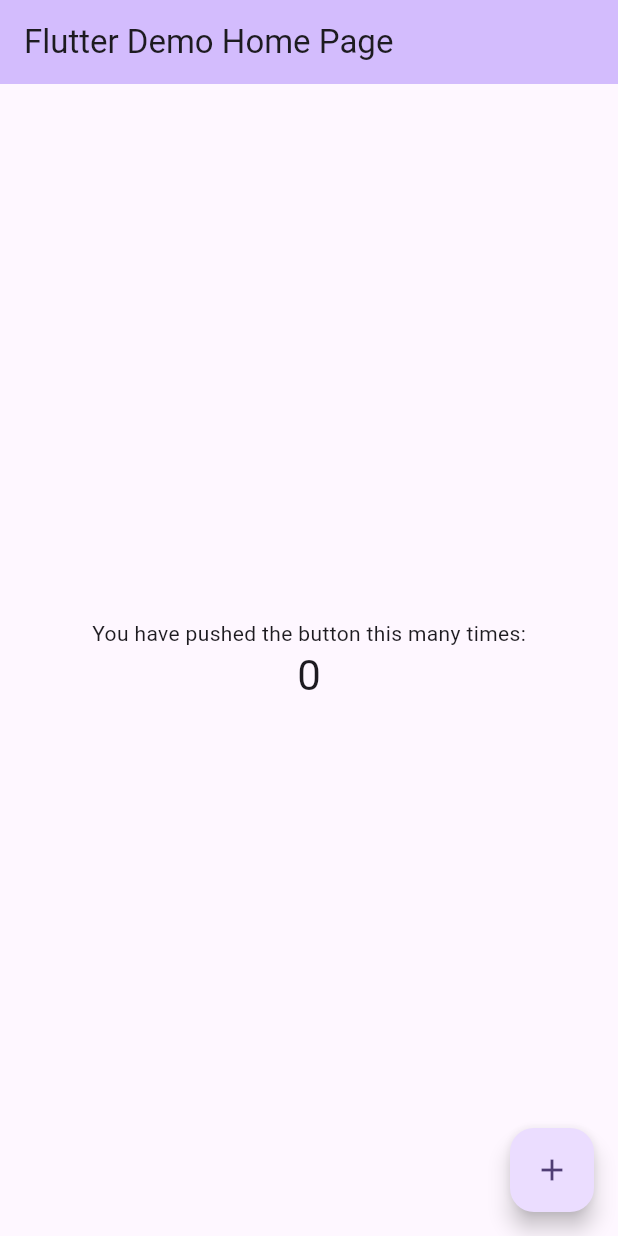
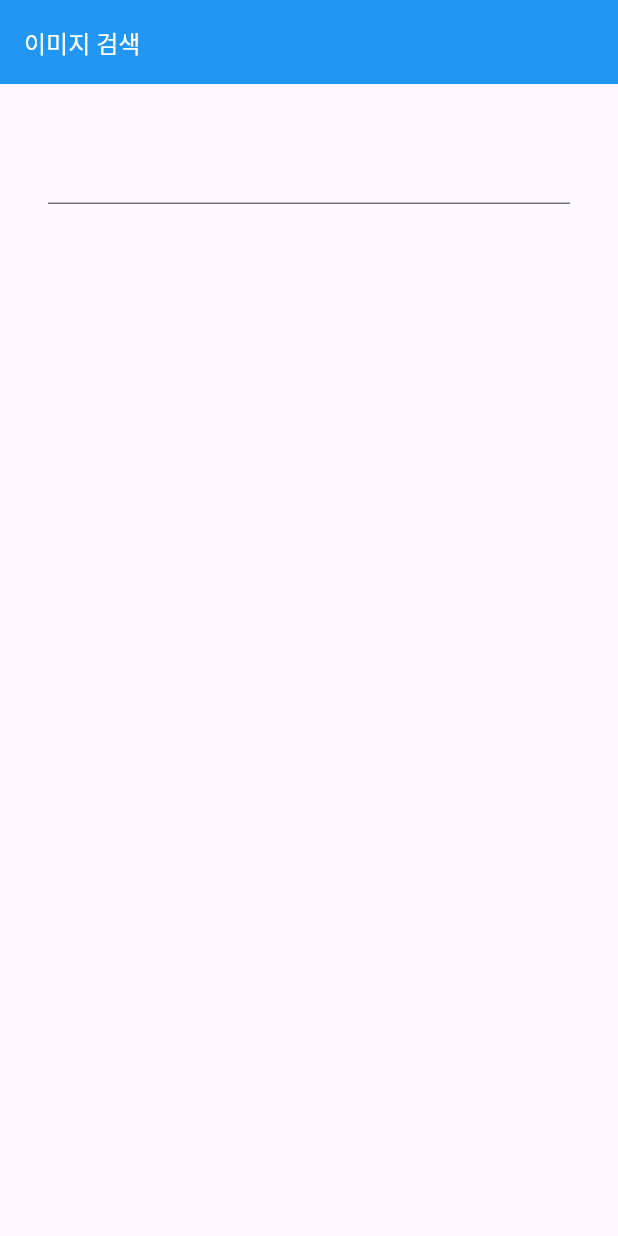
Before and after one commit to KimJJangGu/flutter_image_search, a Flutter app: the screen it shows after launch, on a phone screen of 412 x 824 dp. Run offline on Flutter 3.47's test engine with Material 3 defaults, Android fonts, the phone set to English and light mode, and no system bars.

Commit message:
이미지 검색 앱(검색 창 틀까지 만들었음)

```diff
--- a/lib/main.dart
+++ b/lib/main.dart
@@ -1,4 +1,5 @@
 import 'package:flutter/material.dart';
+import 'package:image_search/ui/main_screen.dart';
 
 void main() {
   runApp(const MyApp());
@@ -7,119 +8,16 @@ void main() {
 class MyApp extends StatelessWidget {
   const MyApp({super.key});
 
-  // This widget is the root of your application.
   @override
   Widget build(BuildContext context) {
     return MaterialApp(
+      debugShowCheckedModeBanner: false,
       title: 'Flutter Demo',
       theme: ThemeData(
-        // This is the theme of your application.
-        //
-        // TRY THIS: Try running your application with "flutter run". You'll see
-        // the application has a purple toolbar. Then, without quitting the app,
-        // try changing the seedColor in the colorScheme below to Colors.green
-        // and then invoke "hot reload" (save your changes or press the "hot
-        // reload" button in a Flutter-supported IDE, or press "r" if you used
-        // the command line to start the app).
-        //
-        // Notice that the counter didn't reset back to zero; the application
-        // state is not lost during the reload. To reset the state, use hot
-        // restart instead.
-        //
-        // This works for code too, not just values: Most code changes can be
-        // tested with just a hot reload.
         colorScheme: ColorScheme.fromSeed(seedColor: Colors.deepPurple),
         useMaterial3: true,
       ),
-      home: const MyHomePage(title: 'Flutter Demo Home Page'),
+      home: const MainScreen(),
     );
   }
 }
-
-class MyHomePage extends StatefulWidget {
-  const MyHomePage({super.key, required this.title});
-
-  // This widget is the home page of your application. It is stateful, meaning
-  // that it has a State object (defined below) that contains fields that affect
-  // how it looks.
-
-  // This class is the configuration for the state. It holds the values (in this
-  // case the title) provided by the parent (in this case the App widget) and
-  // used by the build method of the State. Fields in a Widget subclass are
-  // always marked "final".
-
-  final String title;
-
-  @override
-  State<MyHomePage> createState() => _MyHomePageState();
-}
-
-class _MyHomePageState extends State<MyHomePage> {
-  int _counter = 0;
-
-  void _incrementCounter() {
-    setState(() {
-      // This call to setState tells the Flutter framework that something has
-      // changed in this State, which causes it to rerun the build method below
-      // so that the display can reflect the updated values. If we changed
-      // _counter without calling setState(), then the build method would not be
-      // called again, and so nothing would appear to happen.
-      _counter++;
-    });
-  }
-
-  @override
-  Widget build(BuildContext context) {
-    // This method is rerun every time setState is called, for instance as done
-    // by the _incrementCounter method above.
-    //
-    // The Flutter framework has been optimized to make rerunning build methods
-    // fast, so that you can just rebuild anything that needs updating rather
-    // than having to individually change instances of widgets.
-    return Scaffold(
-      appBar: AppBar(
-        // TRY THIS: Try changing the color here to a specific color (to
-        // Colors.amber, perhaps?) and trigger a hot reload to see the AppBar
-        // change color while the other colors stay the same.
-        backgroundColor: Theme.of(context).colorScheme.inversePrimary,
-        // Here we take the value from the MyHomePage object that was created by
-        // the App.build method, and use it to set our appbar title.
-        title: Text(widget.title),
-      ),
-      body: Center(
-        // Center is a layout widget. It takes a single child and positions it
-        // in the middle of the parent.
-        child: Column(
-          // Column is also a layout widget. It takes a list of children and
-          // arranges them vertically. By default, it sizes itself to fit its
-          // children horizontally, and tries to be as tall as its parent.
-          //
-          // Column has various properties to control how it sizes itself and
-          // how it positions its children. Here we use mainAxisAlignment to
-          // center the children vertically; the main axis here is the vertical
-          // axis because Columns are vertical (the cross axis would be
-          // horizontal).
-          //
-          // TRY THIS: Invoke "debug painting" (choose the "Toggle Debug Paint"
-          // action in the IDE, or press "p" in the console), to see the
-          // wireframe for each widget.
-          mainAxisAlignment: MainAxisAlignment.center,
-          children: <Widget>[
-            const Text(
-              'You have pushed the button this many times:',
-            ),
-            Text(
-              '$_counter',
-              style: Theme.of(context).textTheme.headlineMedium,
-            ),
-          ],
-        ),
-      ),
-      floatingActionButton: FloatingActionButton(
-        onPressed: _incrementCounter,
-        tooltip: 'Increment',
-        child: const Icon(Icons.add),
-      ), // This trailing comma makes auto-formatting nicer for build methods.
-    );
-  }
-}
--- /dev/null
+++ b/lib/ui/main_screen.dart
@@ -0,0 +1,36 @@
+import 'package:flutter/material.dart';
+
+class MainScreen extends StatefulWidget {
+  const MainScreen({super.key});
+
+  @override
+  State<MainScreen> createState() => _MainScreenState();
+}
+
+class _MainScreenState extends State<MainScreen> {
+  @override
+  Widget build(BuildContext context) {
+    return Scaffold(
+      appBar: AppBar(
+        title: const Text('이미지 검색'),
+        titleTextStyle: const TextStyle(fontSize: 16, color: Colors.white),
+        backgroundColor: Colors.blue,
+      ),
+      body: Padding(
+        padding: const EdgeInsets.all(32.0), // 검색창 사방에 여백 생성
+        child: Column(
+          children: [
+            (TextField(
+              decoration: InputDecoration(
+                focusedBorder: OutlineInputBorder(
+                  borderRadius: BorderRadius.circular(10),
+                  borderSide: const BorderSide(width: 2, color: Colors.grey),
+                ),
+              ),
+            )),
+          ],
+        ),
+      ),
+    );
+  }
+}
```
